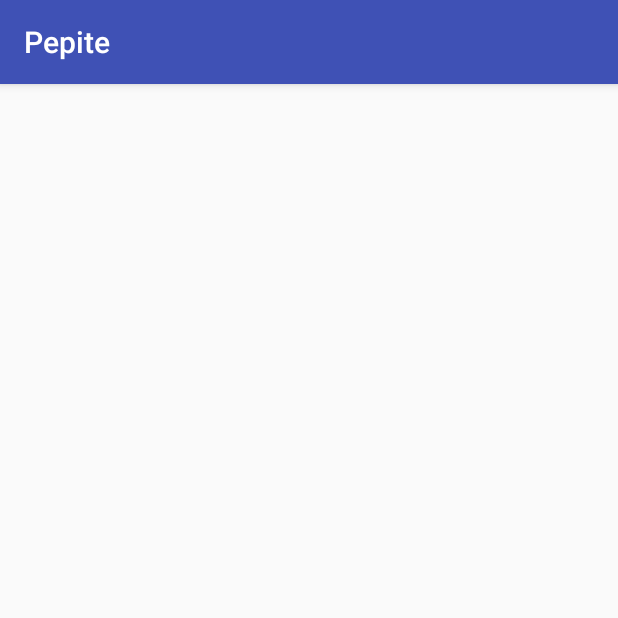
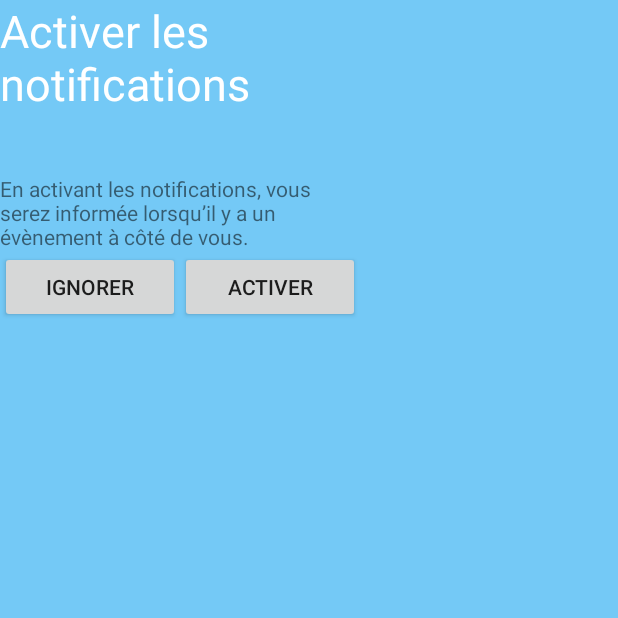
Before and after one commit to Medved6/pepite-android, an Android app: the screen it shows after launch (AfterRegisterActivity), on a phone screen of 412 x 824 dp, the top half of it. Run offline under Robolectric (Android 15) with nearby library versions, the phone set to English and light mode, and no system bars; our stand-ins replace ButterKnife, Volley.

Commit message:
add after registration screens

```diff
--- a/app/build.gradle
+++ b/app/build.gradle
@@ -38,9 +38,6 @@ dependencies {
     // Lock for auth0
 
 
-
-
-
     compile 'com.android.support:appcompat-v7:25.1.0'
     compile 'com.auth0.android:lock:2.0.0'
     compile 'com.auth0.android:auth0:1.0.0'
--- a/app/src/main/AndroidManifest.xml
+++ b/app/src/main/AndroidManifest.xml
@@ -55,7 +55,8 @@
         <activity
             android:name=".activity.RegisterActivity"
             android:theme="@style/AppTheme.NoActionBar" />
-        <activity android:name=".activity.AfterRegisterActivity">
+        <activity android:name=".activity.AfterRegisterActivity"
+            android:theme="@style/AppTheme.NoActionBar">
             <intent-filter>
                 <action android:name="android.intent.action.MAIN" />
 
--- a/app/src/main/java/com/example/sergewsevolojsky/pepiteapp/activity/AfterRegisterActivity.java
+++ b/app/src/main/java/com/example/sergewsevolojsky/pepiteapp/activity/AfterRegisterActivity.java
@@ -1,15 +1,26 @@
 package com.example.sergewsevolojsky.pepiteapp.activity;
 
+import android.content.Intent;
 import android.support.v7.app.AppCompatActivity;
 import android.os.Bundle;
+import android.util.Log;
 
 import com.example.sergewsevolojsky.pepiteapp.R;
+
 
 public class AfterRegisterActivity extends AppCompatActivity {
 
     @Override
     protected void onCreate(Bundle savedInstanceState) {
         super.onCreate(savedInstanceState);
+
+        Log.e("TEST","REGISTER ACTIVITY");
+
+
         setContentView(R.layout.activity_after_register);
+
+
+
+
     }
 }
--- a/app/src/main/java/com/example/sergewsevolojsky/pepiteapp/activity/LaunchActivity.java
+++ b/app/src/main/java/com/example/sergewsevolojsky/pepiteapp/activity/LaunchActivity.java
@@ -6,7 +6,6 @@ import android.os.Bundle;
 import android.view.View;
 import android.widget.Button;
 
-import com.example.sergewsevolojsky.pepiteapp.MyApp;
 import com.example.sergewsevolojsky.pepiteapp.R;
 
 import butterknife.BindView;
--- a/app/src/main/java/com/example/sergewsevolojsky/pepiteapp/activity/LoginActivity.java
+++ b/app/src/main/java/com/example/sergewsevolojsky/pepiteapp/activity/LoginActivity.java
@@ -90,6 +90,7 @@ public class LoginActivity extends AppCompatActivity {
             @Override
             public void onRegisterUsers(User[] user) {
                 Toast.makeText(LoginActivity.this, "ok", Toast.LENGTH_SHORT).show();
+
                 connect();
             }
 
@@ -129,8 +130,9 @@ public class LoginActivity extends AppCompatActivity {
 
     public void connect() {
 
-        Intent intent = new Intent(this, MainActivity.class);
+        Intent intent = new Intent(this, AfterRegisterActivity.class);
         startActivity(intent);
+        overridePendingTransition(R.anim.fade_in, R.anim.fade_out);
 
     }
 
--- /dev/null
+++ b/app/src/main/java/com/example/sergewsevolojsky/pepiteapp/fragments/GoToSportFragment.java
@@ -0,0 +1,57 @@
+package com.example.sergewsevolojsky.pepiteapp.fragments;
+
+
+import android.content.Intent;
+import android.os.Bundle;
+import android.support.v4.app.Fragment;
+import android.view.LayoutInflater;
+import android.view.View;
+import android.view.ViewGroup;
+import android.widget.Button;
+
+import com.example.sergewsevolojsky.pepiteapp.R;
+import com.example.sergewsevolojsky.pepiteapp.activity.AfterRegisterActivity;
+import com.example.sergewsevolojsky.pepiteapp.activity.SportSelectionActivity;
+
+import butterknife.BindView;
+import butterknife.ButterKnife;
+
+/**
+ * A simple {@link Fragment} subclass.
+ */
+public class GoToSportFragment extends Fragment {
+
+    private View rootView;
+
+    @BindView(R.id.go_to_sport)
+    Button sport_selection_button;
+
+
+    public GoToSportFragment() {
+        // Required empty public constructor
+    }
+
+
+    @Override
+    public View onCreateView(LayoutInflater inflater, ViewGroup container,
+                             Bundle savedInstanceState) {
+        // Inflate the layout for this fragment
+        rootView = inflater.inflate(R.layout.fragment_go_to_sport, container, false);
+
+
+        ButterKnife.bind(this, rootView);
+
+        sport_selection_button.setOnClickListener(new View.OnClickListener() {
+            @Override
+            public void onClick(View view) {
+                Intent intent = new Intent(getActivity(), SportSelectionActivity.class);
+                startActivity(intent);
+            }
+        });
+
+
+
+        return rootView;
+    }
+
+}
--- a/app/src/main/java/com/example/sergewsevolojsky/pepiteapp/fragments/NotificationPermissionFragment.java
+++ b/app/src/main/java/com/example/sergewsevolojsky/pepiteapp/fragments/NotificationPermissionFragment.java
@@ -3,17 +3,28 @@ package com.example.sergewsevolojsky.pepiteapp.fragments;
 
 import android.os.Bundle;
 import android.support.v4.app.Fragment;
+import android.support.v4.app.FragmentManager;
+import android.support.v4.app.FragmentTransaction;
 import android.view.LayoutInflater;
 import android.view.View;
 import android.view.ViewGroup;
+import android.widget.Button;
 
+import com.example.sergewsevolojsky.pepiteapp.MyApp;
 import com.example.sergewsevolojsky.pepiteapp.R;
+
+import butterknife.BindView;
+import butterknife.ButterKnife;
 
 /**
  * A simple {@link Fragment} subclass.
  */
 public class NotificationPermissionFragment extends Fragment {
 
+    private View rootView;
+
+    @BindView(R.id.activate)
+    Button permission_button;
 
     public NotificationPermissionFragment() {
         // Required empty public constructor
@@ -24,7 +35,39 @@ public class NotificationPermissionFragment extends Fragment {
     public View onCreateView(LayoutInflater inflater, ViewGroup container,
                              Bundle savedInstanceState) {
         // Inflate the layout for this fragment
-        return inflater.inflate(R.layout.fragment_notification_permission, container, false);
+        rootView = inflater.inflate(R.layout.fragment_notification_permission, container, false);
+
+        ButterKnife.bind(this, rootView);
+
+        return rootView;
     }
 
+    @Override
+    public void onStart() {
+        super.onStart();
+
+
+
+
+
+        permission_button.setOnClickListener(new View.OnClickListener() {
+            @Override
+            public void onClick(View view) {
+                FragmentManager fragmentManager = getFragmentManager();
+                FragmentTransaction fragmentTransaction = fragmentManager.beginTransaction();
+
+                fragmentTransaction.setCustomAnimations(R.anim.fade_in , R.anim.fade_out) ;
+
+
+                GoToSportFragment fragment = new GoToSportFragment();
+                fragmentTransaction.add(R.id.list_1, fragment);
+
+
+                fragmentTransaction.commit();
+
+            }
+        });
+
+
+    }
 }
--- /dev/null
+++ b/app/src/main/res/anim/fade_in.xml
@@ -0,0 +1,11 @@
+<?xml version="1.0" encoding="utf-8"?>
+<set xmlns:android="http://schemas.android.com/apk/res/android"
+    android:interpolator="@android:interpolator/linear"
+    android:shareInterpolator="true" >
+
+    <translate android:fromXDelta="100%"
+        android:toXDelta="0%"
+        android:duration="100"
+        android:fillAfter="true"
+        android:fillEnabled="true" />
+</set>
--- /dev/null
+++ b/app/src/main/res/anim/fade_out.xml
@@ -0,0 +1,10 @@
+<?xml version="1.0" encoding="utf-8"?>
+<set xmlns:android="http://schemas.android.com/apk/res/android"
+android:interpolator="@android:interpolator/linear"
+android:shareInterpolator="true" >
+<translate android:fromXDelta="0%"
+    android:toXDelta="100%"
+    android:duration="100"
+    android:fillAfter="true"
+    android:fillEnabled="true" />
+</set>
--- a/app/src/main/res/layout/activity_after_register.xml
+++ b/app/src/main/res/layout/activity_after_register.xml
@@ -4,10 +4,29 @@
     android:id="@+id/activity_after_register"
     android:layout_width="match_parent"
     android:layout_height="match_parent"
-    android:paddingBottom="@dimen/activity_vertical_margin"
-    android:paddingLeft="@dimen/activity_horizontal_margin"
-    android:paddingRight="@dimen/activity_horizontal_margin"
-    android:paddingTop="@dimen/activity_vertical_margin"
+
     tools:context="com.example.sergewsevolojsky.pepiteapp.activity.AfterRegisterActivity">
 
+
+    <LinearLayout
+        android:layout_width="match_parent"
+        android:layout_height="match_parent"
+        android:orientation="horizontal">
+
+        <fragment android:name="com.example.sergewsevolojsky.pepiteapp.fragments.NotificationPermissionFragment"
+            android:id="@+id/list_1"
+            android:layout_width="match_parent"
+            android:layout_height="match_parent"
+            tools:layout="@layout/fragment_notification_permission" />
+
+        <fragment android:name="com.example.sergewsevolojsky.pepiteapp.fragments.GoToSportFragment"
+            android:id="@+id/list_2"
+            android:layout_width="match_parent"
+            android:layout_height="match_parent"
+            tools:layout="@layout/fragment_go_to_sport" />
+
+    </LinearLayout>
+
+
+
 </RelativeLayout>
--- a/app/src/main/res/layout/fragment_notification_permission.xml
+++ b/app/src/main/res/layout/fragment_notification_permission.xml
@@ -2,6 +2,7 @@
     xmlns:tools="http://schemas.android.com/tools"
     android:layout_width="match_parent"
     android:layout_height="match_parent"
+    android:background="@color/colorMain"
     tools:context="com.example.sergewsevolojsky.pepiteapp.fragments.NotificationPermissionFragment">
 
     <!-- TODO: Update blank fragment layout -->
@@ -15,7 +16,8 @@
         <TextView
             android:layout_width="match_parent"
             android:layout_height="wrap_content"
-            android:text="Activer les notifications"/>
+            android:text="Activer les notifications"
+            style="@style/titleTextView"/>
 
         <TextView
             android:layout_width="match_parent"
@@ -32,6 +34,7 @@
                 android:text="Ignorer"
                 android:layout_weight="1"/>
             <Button
+                android:id="@+id/activate"
                 android:layout_width="wrap_content"
                 android:layout_height="wrap_content"
                 android:layout_weight="1"
--- a/app/src/main/res/values-v21/styles.xml
+++ b/app/src/main/res/values-v21/styles.xml
@@ -9,4 +9,10 @@
                 <item name="android:textAllCaps">false</item>
                 <item name="android:stateListAnimator">@null</item>
         </style>
+
+        <style name="introTextView">
+                <item name="android:textSize">16sp</item>
+                <item name="android:textColor">#fff</item>
+                <item name="android:layout_marginBottom">30dp</item>
+        </style>
 </resources>
--- a/app/src/main/res/values/styles.xml
+++ b/app/src/main/res/values/styles.xml
@@ -56,4 +56,18 @@
         <item name="android:textColor">#fff</item>
     </style>
 
+
+    <style name="titleTextView">
+        <item name="android:textSize">30sp</item>
+        <item name="android:textColor">#fff</item>
+        <item name="android:layout_marginBottom">40dp</item>
+    </style>
+
+    <style name="introTextView">
+        <item name="android:textSize">16sp</item>
+        <item name="android:textColor">#fff</item>
+        <item name="android:layout_marginBottom">30dp</item>
+    </style>
+
+
 </resources>
```
Also changed, not shown: app/src/main/java/com/example/sergewsevolojsky/pepiteapp/activity/SplashActivity.java (+13 -4 lines), app/src/main/res/layout/fragment_go_to_sport.xml (added, +37 -0 lines).
